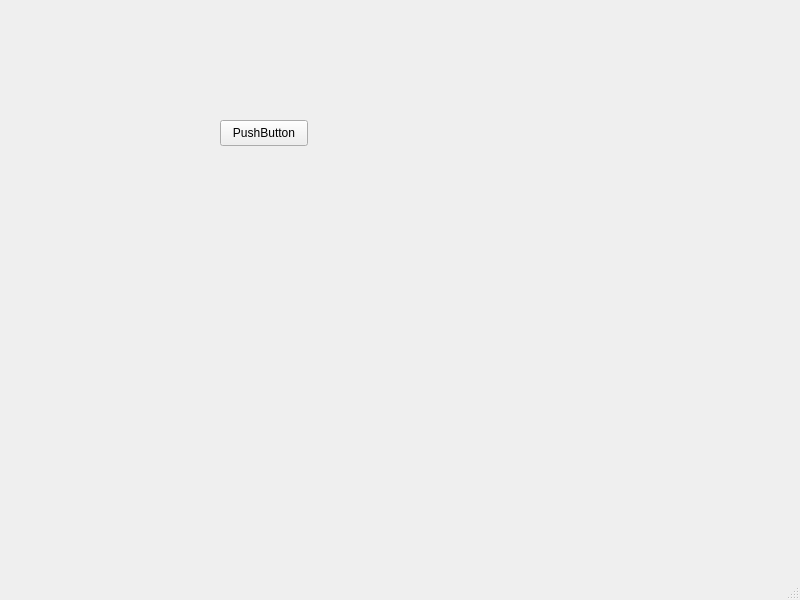
Above: mainwindow.ui from CRamirez-tech/Daemons before the change. Below: the same form after it.
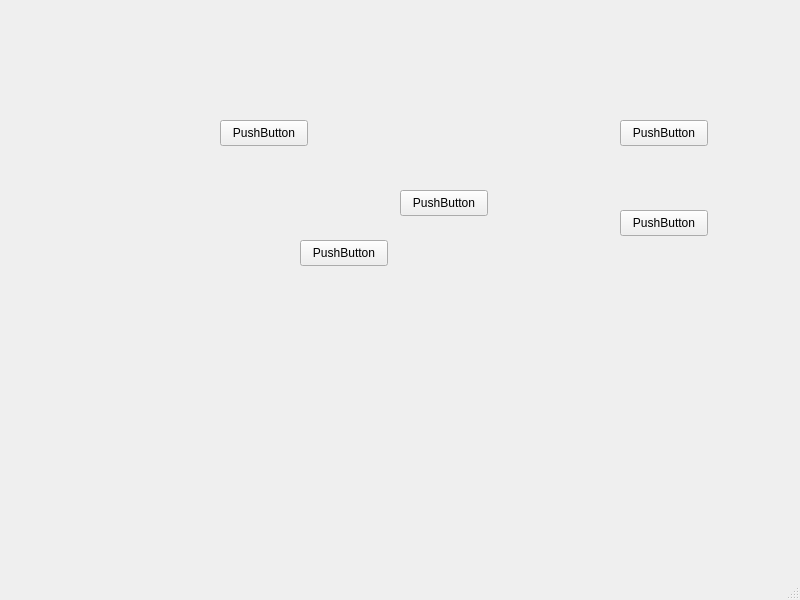
That is the form after the change.

```diff
--- a/mainwindow.ui
+++ b/mainwindow.ui
@@ -27,6 +27,58 @@
      <string>PushButton</string>
     </property>
    </widget>
+   <widget class="QPushButton" name="pushButton_2">
+    <property name="geometry">
+     <rect>
+      <x>620</x>
+      <y>120</y>
+      <width>88</width>
+      <height>26</height>
+     </rect>
+    </property>
+    <property name="text">
+     <string>PushButton</string>
+    </property>
+   </widget>
+   <widget class="QPushButton" name="pushButton_3">
+    <property name="geometry">
+     <rect>
+      <x>400</x>
+      <y>190</y>
+      <width>88</width>
+      <height>26</height>
+     </rect>
+    </property>
+    <property name="text">
+     <string>PushButton</string>
+    </property>
+   </widget>
+   <widget class="QPushButton" name="pushButton_4">
+    <property name="geometry">
+     <rect>
+      <x>300</x>
+      <y>240</y>
+      <width>88</width>
+      <height>26</height>
+     </rect>
+    </property>
+    <property name="text">
+     <string>PushButton</string>
+    </property>
+   </widget>
+   <widget class="QPushButton" name="pushButton_5">
+    <property name="geometry">
+     <rect>
+      <x>620</x>
+      <y>210</y>
+      <width>88</width>
+      <height>26</height>
+     </rect>
+    </property>
+    <property name="text">
+     <string>PushButton</string>
+    </property>
+   </widget>
   </widget>
   <widget class="QMenuBar" name="menubar">
    <property name="geometry">
```
